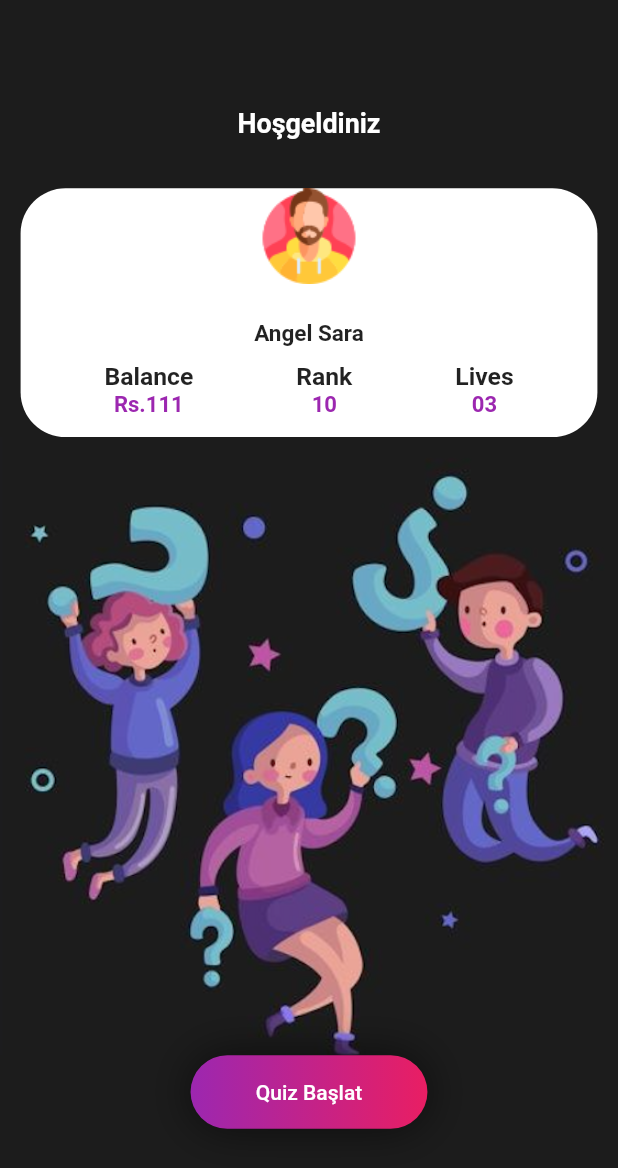
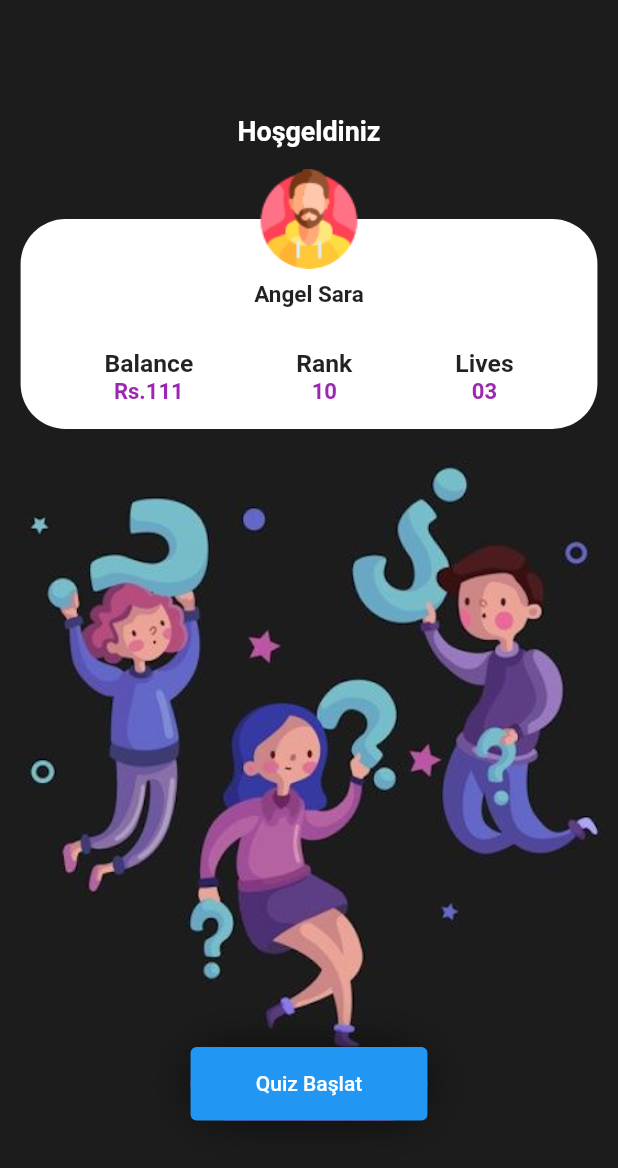
Before and after one commit to danieloampah/Basic_Questions_Quiz, a Flutter app: the screen it shows after launch, on a phone screen of 412 x 824 dp. Shown: the top 1168 px of the screen. Run offline on Flutter 3.47's test engine with Material 2 defaults, Android fonts, the phone set to English and light mode, and no system bars.

Commit message:
Update StartPage.dart
Here is the updated code.

```diff
--- a/lib/StartPage.dart
+++ b/lib/StartPage.dart
@@ -1,5 +1,13 @@
 import 'package:flutter/material.dart';
 import 'questionsPage.dart';
+
+
+void main() {(runApp(MaterialApp(
+  debugShowCheckedModeBanner: false,
+  home: StartPage(),
+) ));
+}
+
 
 class StartPage extends StatefulWidget {
   const StartPage({Key? key}) : super(key: key);
@@ -9,14 +17,22 @@ class StartPage extends StatefulWidget {
 }
 
 class _StartPageState extends State<StartPage> {
+
+
+
   @override
   Widget build(BuildContext context) {
     var screenInfo = MediaQuery.of(context);
+    final double profileHeight = 100;
+    final double containerHeight = 140;
+    final bottom = containerHeight  - profileHeight/3;
     final double screenHeight = screenInfo.size.height;
     final double screenWidth = screenInfo.size.width;
-    return Scaffold(
 
-      backgroundColor: Color.fromRGBO(28, 28, 28, 1),
+    return SafeArea(
+      child: Scaffold(
+
+        backgroundColor: const Color.fromRGBO(28, 28, 28, 1),
         body: Center(
           child: Column(
             mainAxisAlignment: MainAxisAlignment.center,
@@ -28,28 +44,36 @@ class _StartPageState extends State<StartPage> {
                     fontSize: screenWidth / 23,
                     fontWeight: FontWeight.bold),
               ),
+
+              SizedBox(height: 15,),
+
+              Stack(
+                clipBehavior: Clip.none,
+                alignment: Alignment.center,
+                children: [
+
                   Padding(
                   padding: EdgeInsets.only(
                       top: screenHeight / 25,
                       left: screenWidth / 30,
                       right: screenWidth / 30),
                   child: Container(
+                    height: containerHeight,
                     decoration: BoxDecoration(
                       color: Colors.white,
                       borderRadius: BorderRadius.circular(30),
                     ),
-                child: Container(
                     child: Column(
                       children: [
-                      Image.asset("assets/images/man.png"),
+
                         SizedBox(
                           height: screenHeight / 60,
                         ),
                         Padding(
                           padding: EdgeInsets.all(
-                          screenWidth / 40,
+                            screenWidth / 15,
                           ),
-                        child: Text(
+                          child: const Text(
                             "Angel Sara",
                             style: TextStyle(
                                 fontSize: 15, fontWeight: FontWeight.bold),
@@ -126,19 +150,31 @@ class _StartPageState extends State<StartPage> {
                     ),
                   ),
                 ),
+
+                  Positioned(
+                    bottom: bottom,
+                    child: CircleAvatar(
+                      radius: profileHeight/3,
+                      backgroundColor: Colors.transparent,
+                        backgroundImage: AssetImage("assets/images/man.png")),
                   ),
+
+                  ],
+              ),
+
+
               Image.asset("assets/images/bg.png"),
               Row(
                 mainAxisAlignment: MainAxisAlignment.center,
                 children: [
                   DecoratedBox(
                       decoration: BoxDecoration(
-                        gradient: LinearGradient(colors: [
+                          gradient: const LinearGradient(colors: [
                             Colors.purple,
                             Colors.pink,
                           ]),
                           borderRadius: BorderRadius.circular(25),
-                        boxShadow: <BoxShadow>[
+                          boxShadow: const <BoxShadow>[
                             BoxShadow(
                                 color: Color.fromRGBO(0, 0, 0, 0.57),
                                 blurRadius: 25),
@@ -149,18 +185,18 @@ class _StartPageState extends State<StartPage> {
                           Center(
                             child: ElevatedButton(
                                 style: ElevatedButton.styleFrom(
-                                primary: Colors.transparent,
-                                onSurface: Colors.transparent,
+                                  disabledBackgroundColor: Colors.transparent,
+                                  disabledForegroundColor: Colors.transparent,
                                   shadowColor: Colors.transparent,
                                 ),
                                 onPressed: () {
-                                Navigator.push(context, MaterialPageRoute(builder: (context) => SoruSayfasi()));
+
                                 },
                                 child: Padding(
                                   padding: EdgeInsets.symmetric(
                                       vertical: screenWidth / 25,
                                       horizontal: screenHeight / 30),
-                                child: Text("Quiz Başlat"),
+                                  child: const Text("Quiz Başlat"),
                                 )),
                           ),
                         ],
@@ -170,6 +206,8 @@ class _StartPageState extends State<StartPage> {
             ],
           ),
         ),
+        ),
     );
+
   }
 }
```
Lines whose indentation alone changed are shown as unchanged.
